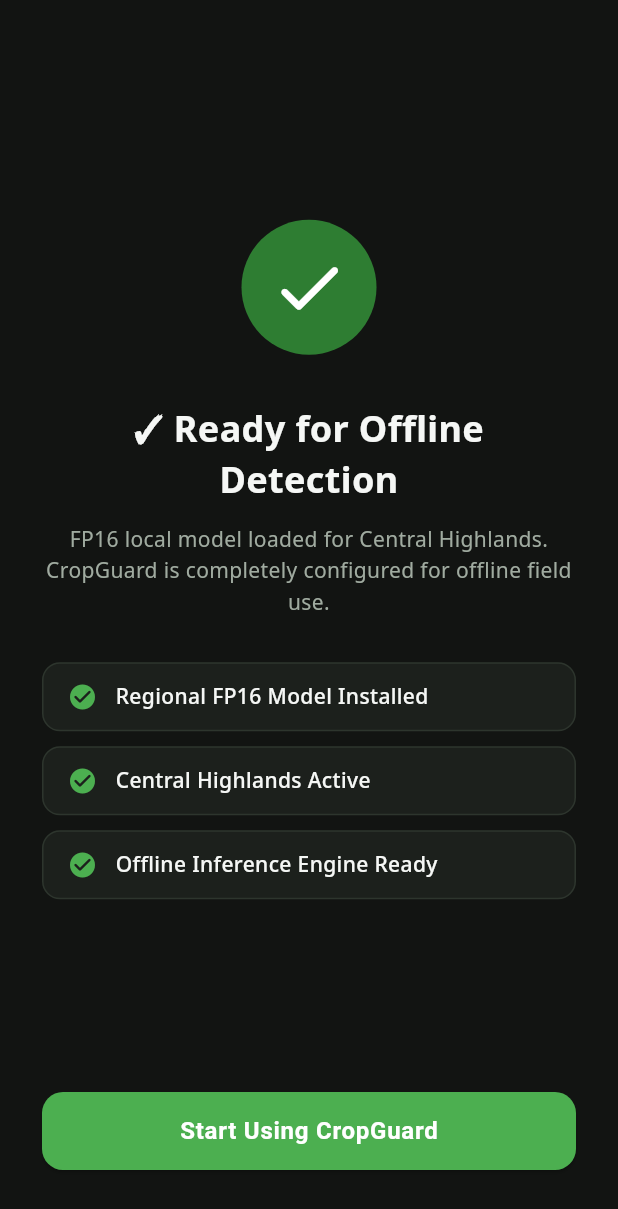
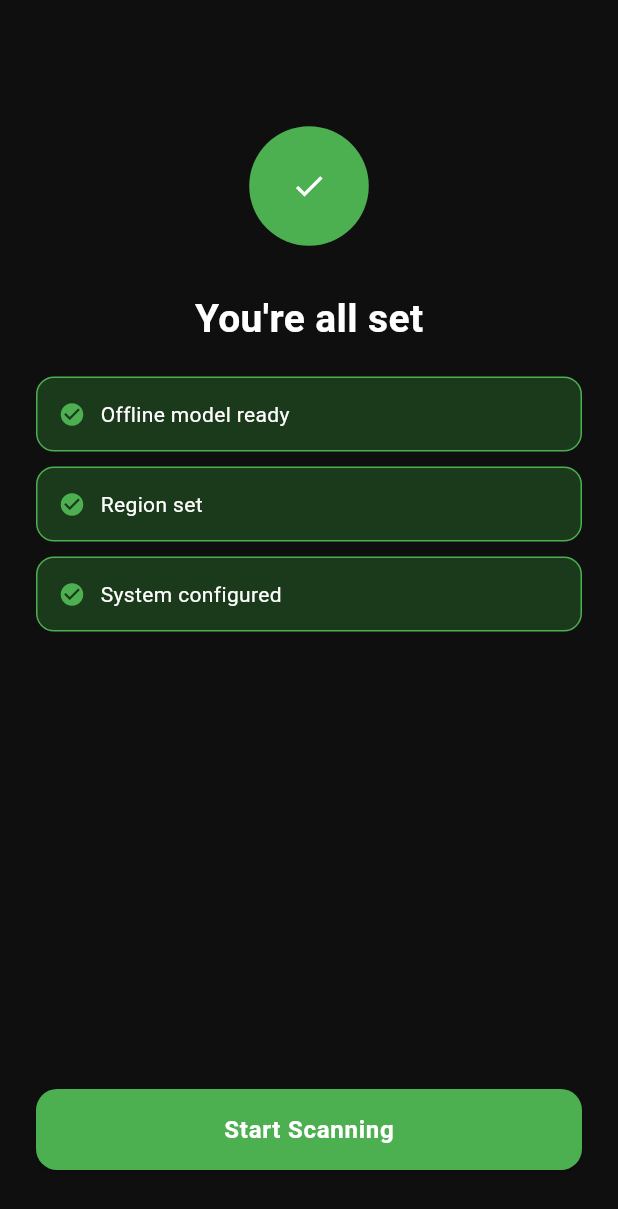
Before and after one commit to Senitha-Shehan/R26-IT-101, a Flutter app: the AllSetScreen screen opened directly with sample values from the repository, on a phone screen of 412 x 824 dp. Shown: the top 1209 px of the screen. Run offline on Flutter 3.47's test engine with Material 3 defaults, Android fonts, the phone set to English and light mode, and no system bars; our stand-ins replace camera, connectivity_plus, image_picker, shared_preferences; missing offline and left inert: tflite_flutter; accounts and stored records are empty.

```diff
--- a/cropguard/lib/screens/all_set_screen.dart
+++ b/cropguard/lib/screens/all_set_screen.dart
@@ -1,125 +1,141 @@
 import 'package:flutter/material.dart';
-import '../l10n/app_localizations.dart';
 import '../models/region_model_config.dart';
-import '../core/theme/app_theme.dart';
-import '../core/utils/region_localizer.dart';
 import 'main_navigation_shell.dart';
 
-class AllSetScreen extends StatelessWidget {
-  final RegionModelConfig selectedRegion;
+class AllSetScreen extends StatefulWidget {
+  final RegionModelConfig? selectedRegion;
+  const AllSetScreen({super.key, this.selectedRegion});
 
-  const AllSetScreen({
-    super.key,
-    required this.selectedRegion,
-  });
+  @override
+  State<AllSetScreen> createState() => _AllSetScreenState();
+}
+
+class _AllSetScreenState extends State<AllSetScreen>
+    with TickerProviderStateMixin {
+  late AnimationController pulseCtrl;
+  late AnimationController fadeCtrl;
+
+  late Animation<double> pulse;
+  late Animation<double> fade;
+
+  final items = const [
+    'Offline model ready',
+    'Region set',
+    'System configured',
+  ];
+
+  @override
+  void initState() {
+    super.initState();
+
+    fadeCtrl = AnimationController(
+      vsync: this,
+      duration: const Duration(milliseconds: 500),
+    )..forward();
+
+    pulseCtrl = AnimationController(
+      vsync: this,
+      duration: const Duration(seconds: 2),
+    )..repeat(reverse: true);
+
+    fade = CurvedAnimation(parent: fadeCtrl, curve: Curves.easeOut);
+    pulse = Tween(begin: 0.93, end: 1.0).animate(pulseCtrl);
+  }
+
+  @override
+  void dispose() {
+    fadeCtrl.dispose();
+    pulseCtrl.dispose();
+    super.dispose();
+  }
+
+  Widget checkItem(String text) {
+    return Container(
+      margin: const EdgeInsets.only(bottom: 10),
+      padding: const EdgeInsets.all(14),
+      decoration: BoxDecoration(
+        color: const Color(0xFF1B3A1B),
+        borderRadius: BorderRadius.circular(12),
+        border: Border.all(color: const Color(0xFF4CAF50)),
+      ),
+      child: Row(
+        children: [
+          const Icon(Icons.check_circle,
+              color: Color(0xFF4CAF50), size: 18),
+          const SizedBox(width: 10),
+          Text(text, style: const TextStyle(color: Colors.white)),
+        ],
+      ),
+    );
+  }
 
   @override
   Widget build(BuildContext context) {
-    final l = AppLocalizations.of(context);
-    final localizedRegionName = RegionLocalizer.getDisplayName(
-      context,
-      selectedRegion.regionId,
-      fallback: selectedRegion.displayName,
-    );
+    return Scaffold(
+      backgroundColor: const Color(0xFF0F0F0F),
+      body: FadeTransition(
+        opacity: fade,
+        child: Padding(
+          padding: const EdgeInsets.all(24),
+          child: Column(
+            children: [
+              const SizedBox(height: 60),
 
-    return Scaffold(
-      backgroundColor: AppTheme.darkBg,
-      body: SafeArea(
-        child: Padding(
-          padding: const EdgeInsets.all(28),
-          child: Column(
-            mainAxisAlignment: MainAxisAlignment.center,
-            children: [
-              const Spacer(),
-
-              Container(
-                width: 90,
-                height: 90,
-                decoration: const BoxDecoration(
-                  color: AppTheme.primaryGreen,
-                  shape: BoxShape.circle,
-                ),
-                child: const Icon(Icons.check_rounded, color: Colors.white, size: 54),
+              AnimatedBuilder(
+                animation: pulse,
+                builder: (_, __) {
+                  return Transform.scale(
+                    scale: pulse.value,
+                    child: const CircleAvatar(
+                      radius: 40,
+                      backgroundColor: Color(0xFF4CAF50),
+                      child: Icon(Icons.check, color: Colors.white),
+                    ),
+                  );
+                },
               ),
 
-              const SizedBox(height: 32),
+              const SizedBox(height: 30),
 
-              Text(
-                l?.readyForOfflineDetection ?? '✓ Ready for Offline Detection',
-                textAlign: TextAlign.center,
-                style: const TextStyle(
-                  color: AppTheme.textPrimary,
-                  fontSize: 24,
+              const Text(
+                "You're all set",
+                style: TextStyle(
+                  color: Colors.white,
+                  fontSize: 26,
                   fontWeight: FontWeight.bold,
                 ),
               ),
 
-              const SizedBox(height: 12),
+              const SizedBox(height: 20),
 
-              Text(
-                l?.allSetDesc(localizedRegionName) ??
-                    'FP16 local model loaded for $localizedRegionName. CropGuard is completely configured for offline field use.',
-                textAlign: TextAlign.center,
-                style: const TextStyle(
-                  color: AppTheme.textSecondary,
-                  fontSize: 14,
-                  height: 1.5,
+              ...items.map(checkItem),
+
+              const Spacer(),
+
+              SizedBox(
+                width: double.infinity,
+                height: 54,
+                child: ElevatedButton(
+                  onPressed: () {
+                    Navigator.push(
+                      context,
+                      MaterialPageRoute(
+                        builder: (context) => const MainNavigationShell(),
+                      ),
+                    );
+                  },
+                  style: ElevatedButton.styleFrom(
+                    backgroundColor: const Color(0xFF4CAF50),
+                  ),
+                  child: const Text('Start Scanning'),
                 ),
               ),
 
-              const SizedBox(height: 30),
-
-              _buildCheckTile(l?.regionalModelInstalled ?? 'Regional FP16 Model Installed'),
-              _buildCheckTile(l?.regionActive(localizedRegionName) ?? '$localizedRegionName Active'),
-              _buildCheckTile(l?.offlineEngineReady ?? 'Offline Inference Engine Ready'),
-
-              const Spacer(),
-
-              ElevatedButton(
-                onPressed: () {
-                  Navigator.pushAndRemoveUntil(
-                    context,
-                    MaterialPageRoute(
-                      builder: (_) => const MainNavigationShell(),
-                    ),
-                    (route) => false,
-                  );
-                },
-                child: Text(l?.startUsingCropGuard ?? 'Start Using CropGuard'),
-              ),
-
-              const SizedBox(height: 16),
+              const SizedBox(height: 20),
             ],
           ),
         ),
       ),
     );
   }
-
-  Widget _buildCheckTile(String label) {
-    return Container(
-      margin: const EdgeInsets.only(bottom: 10),
-      padding: const EdgeInsets.symmetric(horizontal: 16, vertical: 12),
-      decoration: BoxDecoration(
-        color: AppTheme.surfaceDark,
-        borderRadius: BorderRadius.circular(12),
-        border: Border.all(color: AppTheme.surfaceBorder),
-      ),
-      child: Row(
-        children: [
-          const Icon(Icons.check_circle_rounded, color: AppTheme.accentGreen, size: 20),
-          const SizedBox(width: 12),
-          Expanded(
-            child: Text(
-              label,
-              style: const TextStyle(
-                  color: AppTheme.textPrimary,
-                  fontSize: 14,
-                  fontWeight: FontWeight.w500),
-            ),
-          ),
-        ],
-      ),
-    );
-  }
 }
```
Also changed, not shown: cropguard/lib/models/active_learning_sample.dart (+27 -0 lines), cropguard/lib/screens/main_navigation_shell.dart (+43 -13 lines), cropguard/lib/screens/review/active_learning_review_screen.dart (+57 -15 lines), cropguard/lib/services/active_learning/active_learning_queue_service.dart (+39 -0 lines), cropguard/lib/services/active_learning/active_learning_sync_service.dart (+8 -0 lines), cropguard/lib/services/active_learning/http_active_learning_sync_service.dart (+54 -0 lines), cropguard/pubspec.yaml (+69 -20 lines), cropguard/pubspec.lock, 3 other files.
